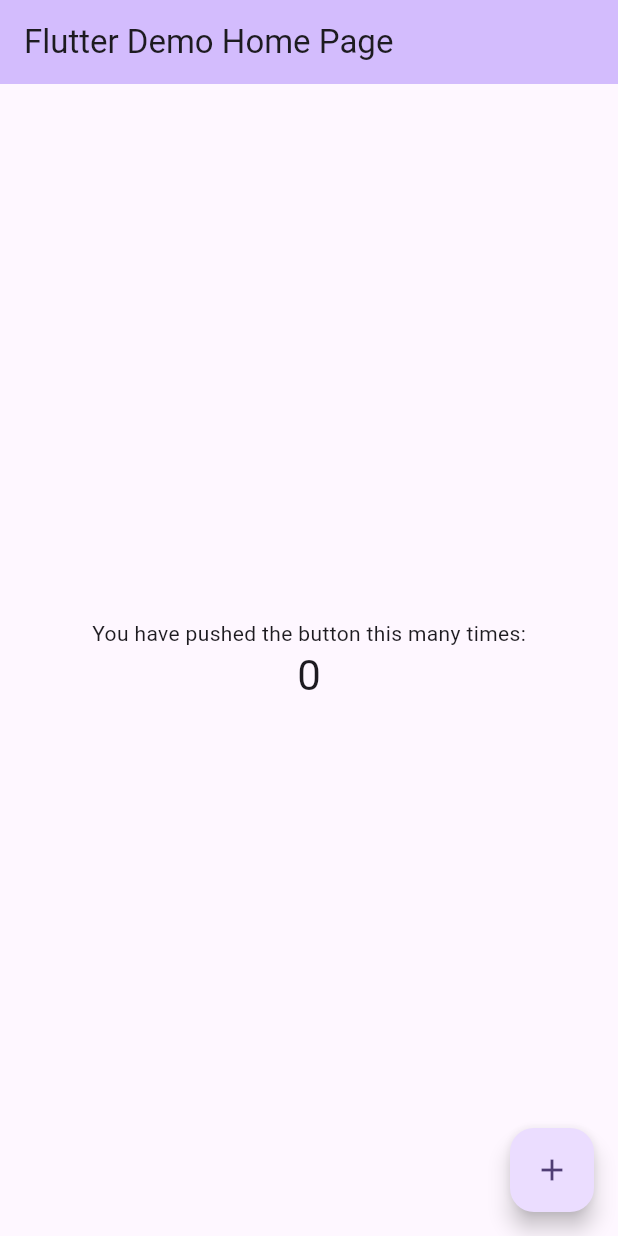
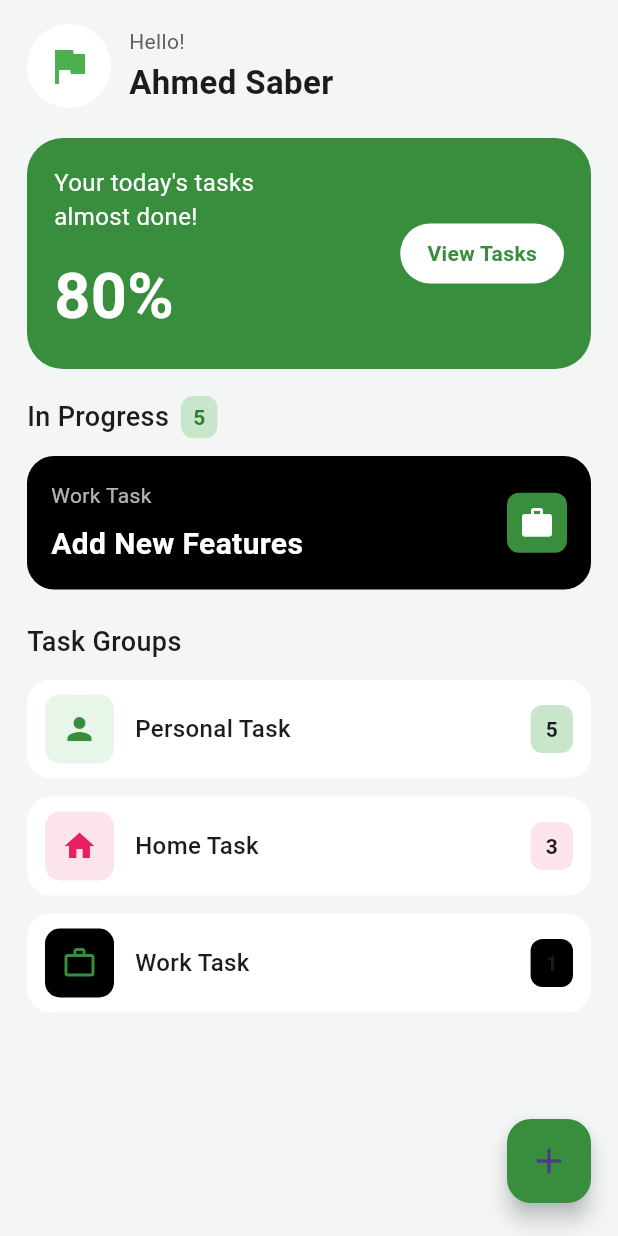
Before and after one commit to ELMERA333/Nti_Flutter, a Flutter app: the screen it shows after launch, on a phone screen of 412 x 824 dp. Run offline on Flutter 3.47's test engine with Material 3 defaults, Android fonts, the phone set to English and light mode, and no system bars.

Commit message:
second commit

```diff
--- a/lib/main.dart
+++ b/lib/main.dart
@@ -1,122 +1,221 @@
+// lib/main.dart
 import 'package:flutter/material.dart';
 
-void main() {
-  runApp(const MyApp());
-}
+void main() => runApp(app());
 
-class MyApp extends StatelessWidget {
-  const MyApp({super.key});
-
-  // This widget is the root of your application.
+class app extends StatelessWidget {
   @override
   Widget build(BuildContext context) {
     return MaterialApp(
-      title: 'Flutter Demo',
-      theme: ThemeData(
-        // This is the theme of your application.
-        //
-        // TRY THIS: Try running your application with "flutter run". You'll see
-        // the application has a purple toolbar. Then, without quitting the app,
-        // try changing the seedColor in the colorScheme below to Colors.green
-        // and then invoke "hot reload" (save your changes or press the "hot
-        // reload" button in a Flutter-supported IDE, or press "r" if you used
-        // the command line to start the app).
-        //
-        // Notice that the counter didn't reset back to zero; the application
-        // state is not lost during the reload. To reset the state, use hot
-        // restart instead.
-        //
-        // This works for code too, not just values: Most code changes can be
-        // tested with just a hot reload.
-        colorScheme: ColorScheme.fromSeed(seedColor: Colors.deepPurple),
-      ),
-      home: const MyHomePage(title: 'Flutter Demo Home Page'),
+      title: 'Student Tasks',
+      debugShowCheckedModeBanner: false,
+      home: homePage(),
     );
   }
 }
 
-class MyHomePage extends StatefulWidget {
-  const MyHomePage({super.key, required this.title});
-
-  // This widget is the home page of your application. It is stateful, meaning
-  // that it has a State object (defined below) that contains fields that affect
-  // how it looks.
-
-  // This class is the configuration for the state. It holds the values (in this
-  // case the title) provided by the parent (in this case the App widget) and
-  // used by the build method of the State. Fields in a Widget subclass are
-  // always marked "final".
-
-  final String title;
-
-  @override
-  State<MyHomePage> createState() => _MyHomePageState();
-}
-
-class _MyHomePageState extends State<MyHomePage> {
-  int _counter = 0;
-
-  void _incrementCounter() {
-    setState(() {
-      // This call to setState tells the Flutter framework that something has
-      // changed in this State, which causes it to rerun the build method below
-      // so that the display can reflect the updated values. If we changed
-      // _counter without calling setState(), then the build method would not be
-      // called again, and so nothing would appear to happen.
-      _counter++;
-    });
-  }
+class homePage extends StatelessWidget {
+  // متغيرات بسيطة توضح إن الطالب هو اللي عاملها
+  final String name = 'Ahmed Saber';
+  final int tasksPercent = 80;
+  final int inProgressCount = 5;
+  final int personalCount = 5;
+  final int homeCount = 3;
+  final int workCount = 1;
 
   @override
   Widget build(BuildContext context) {
-    // This method is rerun every time setState is called, for instance as done
-    // by the _incrementCounter method above.
-    //
-    // The Flutter framework has been optimized to make rerunning build methods
-    // fast, so that you can just rebuild anything that needs updating rather
-    // than having to individually change instances of widgets.
     return Scaffold(
-      appBar: AppBar(
-        // TRY THIS: Try changing the color here to a specific color (to
-        // Colors.amber, perhaps?) and trigger a hot reload to see the AppBar
-        // change color while the other colors stay the same.
-        backgroundColor: Theme.of(context).colorScheme.inversePrimary,
-        // Here we take the value from the MyHomePage object that was created by
-        // the App.build method, and use it to set our appbar title.
-        title: Text(widget.title),
-      ),
-      body: Center(
-        // Center is a layout widget. It takes a single child and positions it
-        // in the middle of the parent.
-        child: Column(
-          // Column is also a layout widget. It takes a list of children and
-          // arranges them vertically. By default, it sizes itself to fit its
-          // children horizontally, and tries to be as tall as its parent.
-          //
-          // Column has various properties to control how it sizes itself and
-          // how it positions its children. Here we use mainAxisAlignment to
-          // center the children vertically; the main axis here is the vertical
-          // axis because Columns are vertical (the cross axis would be
-          // horizontal).
-          //
-          // TRY THIS: Invoke "debug painting" (choose the "Toggle Debug Paint"
-          // action in the IDE, or press "p" in the console), to see the
-          // wireframe for each widget.
-          mainAxisAlignment: MainAxisAlignment.center,
-          children: <Widget>[
-            const Text('You have pushed the button this many times:'),
-            Text(
-              '$_counter',
-              style: Theme.of(context).textTheme.headlineMedium,
-            ),
-          ],
+      backgroundColor: Color(0xFFF3F6F4),
+      body: SafeArea(
+        child: Padding(
+          padding: EdgeInsets.symmetric(horizontal: 18, vertical: 16),
+          child: Column(
+            crossAxisAlignment: CrossAxisAlignment.start,
+            children: [
+              // header: avatar + Hello + name
+              Row(
+                crossAxisAlignment: CrossAxisAlignment.center,
+                children: [
+                  // بديل للصورة: دائرة مع أيقونة علم
+                  Container(
+                    width: 56,
+                    height: 56,
+                    decoration: BoxDecoration(
+                      color: Colors.white,
+                      shape: BoxShape.circle,
+                    ),
+                    child: Icon(Icons.flag, color: Colors.green, size: 32),
+                  ),
+                  SizedBox(width: 12),
+                  Column(
+                    crossAxisAlignment: CrossAxisAlignment.start,
+                    children: [
+                      Text('Hello!', style: TextStyle(fontSize: 14, color: Colors.grey[700])),
+                      SizedBox(height: 2),
+                      Text(name, style: TextStyle(fontSize: 22, fontWeight: FontWeight.w600)),
+                    ],
+                  ),
+                  Spacer(),
+                ],
+              ),
+
+              SizedBox(height: 20),
+
+              // big green progress card
+              Container(
+                padding: EdgeInsets.symmetric(horizontal: 18, vertical: 18),
+                decoration: BoxDecoration(
+                  color: Colors.green[700],
+                  borderRadius: BorderRadius.circular(24),
+                ),
+                child: Row(
+                  children: [
+                    // left column: text + percent
+                    Expanded(
+                      child: Column(
+                        crossAxisAlignment: CrossAxisAlignment.start,
+                        children: [
+                          Text("Your today's tasks\nalmost done!", style: TextStyle(color: Colors.white, fontSize: 16)),
+                          SizedBox(height: 12),
+                          Text('${tasksPercent}%', style: TextStyle(color: Colors.white, fontSize: 42, fontWeight: FontWeight.bold)),
+                        ],
+                      ),
+                    ),
+
+                    // view tasks button style
+                    Container(
+                      padding: EdgeInsets.symmetric(horizontal: 18, vertical: 10),
+                      decoration: BoxDecoration(
+                        color: Colors.white,
+                        borderRadius: BorderRadius.circular(20),
+                      ),
+                      child: Text('View Tasks', style: TextStyle(color: Colors.green[700], fontWeight: FontWeight.w600)),
+                    ),
+                  ],
+                ),
+              ),
+
+              SizedBox(height: 18),
+
+              // In Progress label with badge
+              Row(
+                children: [
+                  Text('In Progress', style: TextStyle(fontSize: 18, fontWeight: FontWeight.w500)),
+                  SizedBox(width: 8),
+                  Container(
+                    padding: EdgeInsets.symmetric(horizontal: 8, vertical: 4),
+                    decoration: BoxDecoration(color: Colors.green[100], borderRadius: BorderRadius.circular(8)),
+                    child: Text('$inProgressCount', style: TextStyle(color: Colors.green[800], fontWeight: FontWeight.w600)),
+                  ),
+                ],
+              ),
+
+              SizedBox(height: 12),
+
+              // sample black task card
+              Container(
+                padding: EdgeInsets.all(16),
+                decoration: BoxDecoration(
+                  color: Colors.black,
+                  borderRadius: BorderRadius.circular(18),
+                ),
+                child: Row(
+                  children: [
+                    Expanded(
+                      child: Column(
+                        crossAxisAlignment: CrossAxisAlignment.start,
+                        children: [
+                          Text('Work Task', style: TextStyle(color: Colors.white70, fontSize: 14)),
+                          SizedBox(height: 8),
+                          Text('Add New Features', style: TextStyle(color: Colors.white, fontSize: 20, fontWeight: FontWeight.w600)),
+                        ],
+                      ),
+                    ),
+                    Container(
+                      width: 40,
+                      height: 40,
+                      decoration: BoxDecoration(color: Colors.green[700], borderRadius: BorderRadius.circular(8)),
+                      child: Icon(Icons.work, color: Colors.white),
+                    ),
+                  ],
+                ),
+              ),
+
+              SizedBox(height: 22),
+
+              // Task Groups label
+              Text('Task Groups', style: TextStyle(fontSize: 18, fontWeight: FontWeight.w500)),
+              SizedBox(height: 12),
+
+              // personal task row
+              taskRow(icon: Icons.person, title: 'Personal Task', count: personalCount, badgeColor: Colors.green[100], iconBg: Colors.green[50]),
+
+              SizedBox(height: 12),
+
+              // home task row (pink)
+              taskRow(icon: Icons.home, title: 'Home Task', count: homeCount, badgeColor: Colors.pink[50], iconBg: Colors.pink[50], usePinkIcon: true),
+
+              SizedBox(height: 12),
+
+              // work task row (black badge)
+              taskRow(icon: Icons.work_outline, title: 'Work Task', count: workCount, badgeColor: Colors.black, iconBg: Colors.black),
+
+              // spacer to push fab to bottom-right
+              Expanded(child: SizedBox()),
+
+              // floating-like add button placed at bottom right
+              Align(
+                alignment: Alignment.bottomRight,
+                child: Container(
+                  margin: EdgeInsets.only(bottom: 6),
+                  child: FloatingActionButton(
+                    onPressed: () {
+                      // هنا ممكن تضيف عملية إضافة مهمة أو تخرج رسالة بسيطة
+                      ScaffoldMessenger.of(context).showSnackBar(SnackBar(content: Text('Add task pressed')));
+                    },
+                    backgroundColor: Colors.green[700],
+                    child: Icon(Icons.add, size: 28),
+                  ),
+                ),
+              ),
+            ],
+          ),
         ),
       ),
-      floatingActionButton: FloatingActionButton(
-        onPressed: _incrementCounter,
-        tooltip: 'Increment',
-        child: const Icon(Icons.add),
-      ), // This trailing comma makes auto-formatting nicer for build methods.
+    );
+  }
+
+  // دالة مساعدة ترجع صف لكل مجموعة مهام
+  Widget taskRow({
+    required IconData icon,
+    required String title,
+    required int count,
+    required Color? badgeColor,
+    required Color? iconBg,
+    bool usePinkIcon = false,
+  }) {
+    // أسماء متغيرات بسيطة واضحة
+    return Container(
+      padding: EdgeInsets.symmetric(horizontal: 12, vertical: 10),
+      decoration: BoxDecoration(color: Colors.white, borderRadius: BorderRadius.circular(16)),
+      child: Row(
+        children: [
+          Container(
+            width: 46,
+            height: 46,
+            decoration: BoxDecoration(color: iconBg ?? Colors.grey[200], borderRadius: BorderRadius.circular(10)),
+            child: Icon(icon, color: usePinkIcon ? Colors.pink : Colors.green[700]),
+          ),
+          SizedBox(width: 14),
+          Expanded(child: Text(title, style: TextStyle(fontSize: 16, fontWeight: FontWeight.w500))),
+          Container(
+            padding: EdgeInsets.symmetric(horizontal: 10, vertical: 6),
+            decoration: BoxDecoration(color: badgeColor, borderRadius: BorderRadius.circular(8)),
+            child: Text('$count', style: TextStyle(fontWeight: FontWeight.w700)),
+          ),
+        ],
+      ),
     );
   }
 }
```
Also changed, not shown: lib/screen2.dart (added, +209 -0 lines), lib/screen3.dart (added, +133 -0 lines).
